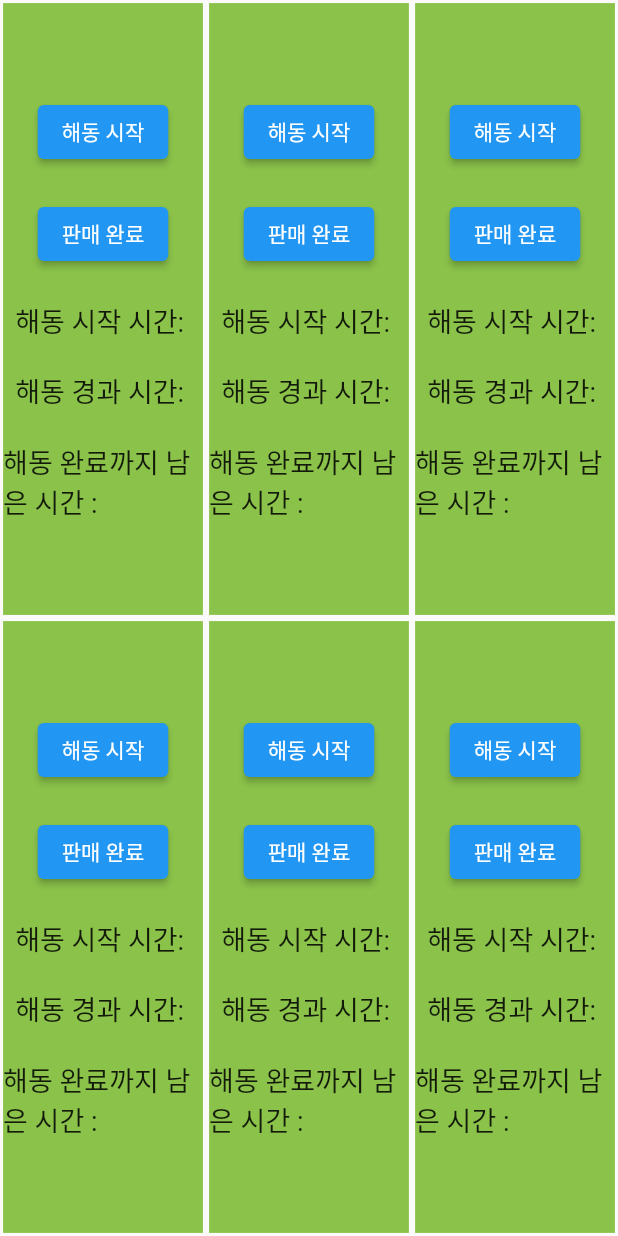
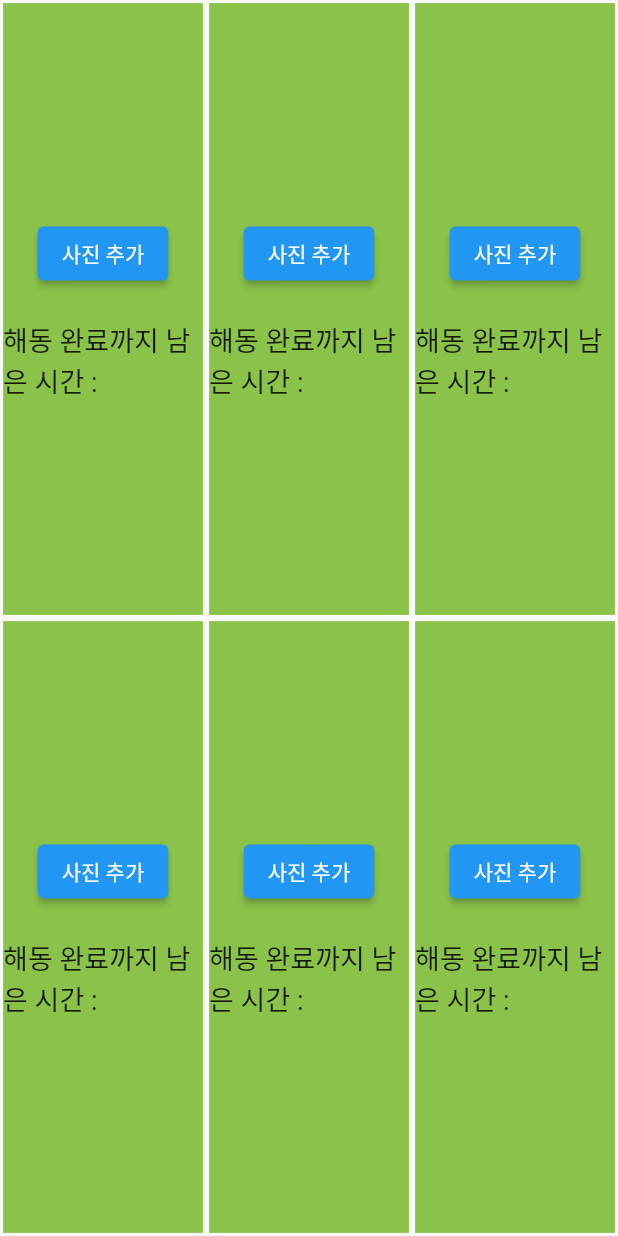
Before and after one commit to akth101/cakeTimer, a Flutter app: the screen it shows after launch, on a phone screen of 412 x 824 dp. Run offline on Flutter 3.47's test engine with Material 2 defaults, Android fonts, the phone set to English and light mode, and no system bars; our stand-ins replace file_picker, image_picker, permission_handler.

Commit message:
권한 요청까지 생각했을 때 이미지 불러오는 코드(미완)

```diff
--- a/lib/main.dart
+++ b/lib/main.dart
@@ -1,5 +1,7 @@
 import 'package:flutter/material.dart';
 import 'package:timer/timer.dart';
+import "timer.dart";
+import "image.dart";
 
 void main() {
   runApp(const MyApp());
--- a/lib/timer.dart
+++ b/lib/timer.dart
@@ -1,5 +1,6 @@
 import 'package:flutter/material.dart';
 import 'dart:async';
+import "image.dart";
 
 class cakeTimer extends StatefulWidget {
   const cakeTimer({super.key});
@@ -15,7 +16,7 @@ class _cakeTimerState extends State<cakeTimer> {
   Timer? currentTimer;
   Timer? sixHoursLaterTimer;
 
-  void saveCurrentTime() {
+  void startTimers() {
     // 현재 시각을 얻어와 startTime 변수에 저장.
     DateTime now = DateTime.now();
     setState(() {
@@ -81,29 +82,19 @@ class _cakeTimerState extends State<cakeTimer> {
   }
 
   @override
+
+  //사진이 1번 눌리면 startTimers 실행
+  //사진이 이미 1번 눌린 상태에서 1번 더 눌리면 resetTimers 실행
   Widget build(BuildContext context) {
     return Center(
       child: Column(
         mainAxisAlignment: MainAxisAlignment.center,
         children: <Widget>[
           ElevatedButton(
-            onPressed: saveCurrentTime,
-            child: const Text('해동 시작'),
-          ),
-          const SizedBox(height: 20),
-          ElevatedButton(
-            onPressed: resetTimers,
-            child: const Text('판매 완료'),
-          ),
-          const SizedBox(height: 20),
-          Text(
-            '해동 시작 시간: $startTime',
-            style: const TextStyle(fontSize: 18),
-          ),
-          const SizedBox(height: 20),
-          Text(
-            '해동 경과 시간: $elapsedTime',
-            style: const TextStyle(fontSize: 18),
+            onPressed: () {
+              displayAndClickImage();
+            },
+            child: const Text('사진 추가'),
           ),
           const SizedBox(height: 20),
           Text(
--- a/pubspec.yaml
+++ b/pubspec.yaml
@@ -35,6 +35,9 @@ dependencies:
   # The following adds the Cupertino Icons font to your application.
   # Use with the CupertinoIcons class for iOS style icons.
   cupertino_icons: ^1.0.2
+  image_picker: ^1.0.4
+  file_picker: ^5.5.0
+  permission_handler: ^11.0.0
 
 dev_dependencies:
   flutter_test:
@@ -63,9 +66,6 @@ flutter:
   #   - images/a_dot_burr.jpeg
   #   - images/a_dot_ham.jpeg
 
-  assets:
-    - assets/images/
-
   # An image asset can refer to one or more resolution-specific "variants", see
   # https://flutter.dev/assets-and-images/#resolution-aware
 
```
Also changed, not shown: lib/image.dart (added, +90 -0 lines), pubspec.lock, 11 other files.
